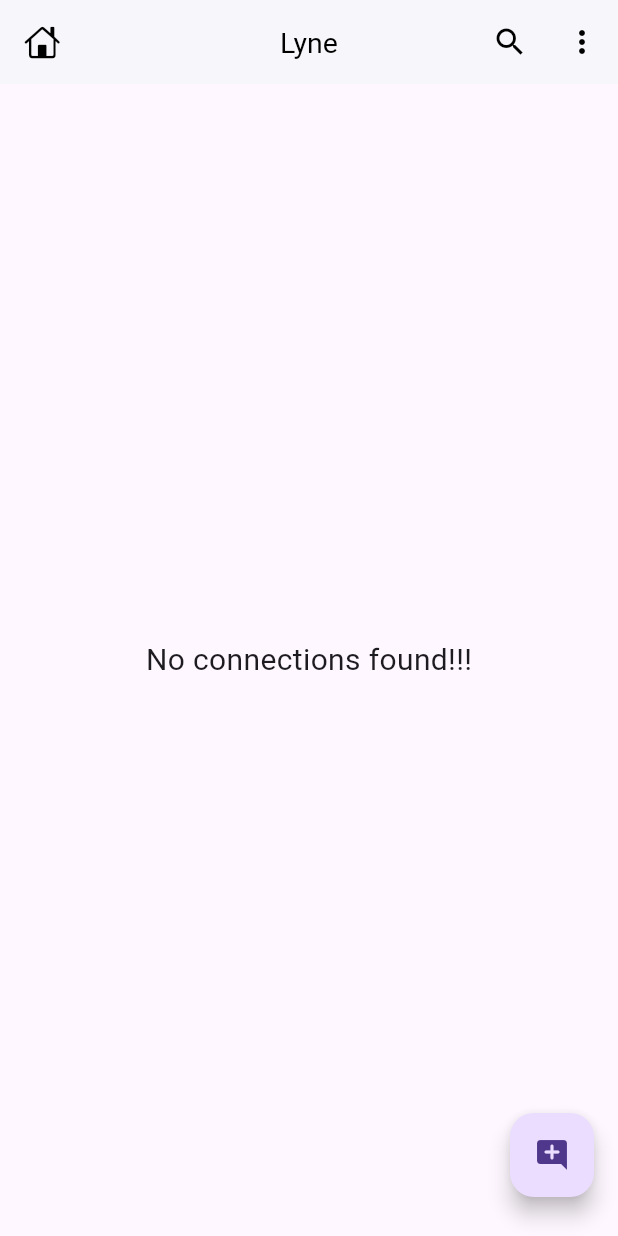
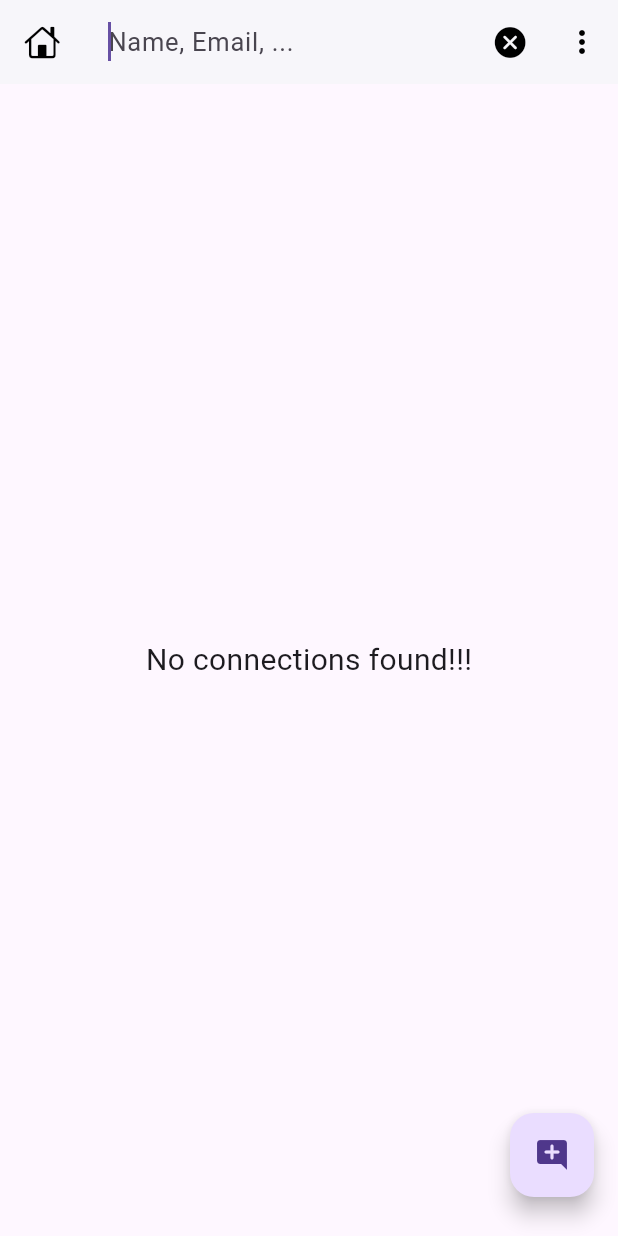
Before and after one commit to Ariwjy/Chat-App-Layn, a Flutter app: the Homescreen screen opened directly, after a tap on the "search" icon, on a phone screen of 412 x 824 dp. Run offline on Flutter 3.47's test engine with Material 3 defaults, Android fonts, the phone set to English and light mode, and no system bars; our stand-ins replace cached_network_image, cloud_firestore, firebase_auth, firebase_core, google_sign_in; accounts and stored records are empty.

Commit message:
menambahkan fitur search contact

```diff
--- a/lib/screen/homeScreen.dart
+++ b/lib/screen/homeScreen.dart
@@ -18,7 +18,9 @@
 }
 
 class _HomeScreenState extends State<Homescreen> {
-  List<ChatUser> list = [];
+  List<ChatUser> _list = [];
+  final List<ChatUser> _searchList = [];
+  bool _isSearching = false;
 
   void initState() {
     super.initState();
@@ -31,10 +33,38 @@
       //app bar
       appBar: AppBar(
         leading: const Icon(CupertinoIcons.home),
-        title: const Text('Lyne'),
+        title: _isSearching ?
+        TextField(
+          decoration: const InputDecoration(
+              border: InputBorder.none, hintText: 'Name, Email, ...'),
+            autofocus: true,
+            style: TextStyle(fontSize: 17, letterSpacing: 0.5),
+            onChanged: (val){
+              _searchList.clear();
+
+              for (var i in _list) {
+                if(i.name.toLowerCase().contains(val.toLowerCase()) ||
+                  i.email.toLowerCase().contains(val.toLowerCase())) {
+                    _searchList.add(i);
+                  }
+                  setState(() {
+                    _searchList;
+                  });
+              }
+            },
+          )
+        : const Text('Lyne'),
         actions: [
           //seacrh button
-          IconButton(onPressed: () {}, icon: const Icon(Icons.search)),
+          IconButton(
+            onPressed: () {
+              setState(() {
+                _isSearching =! _isSearching;
+              });
+            },
+            icon: Icon(_isSearching
+                ? CupertinoIcons.clear_circled_solid
+                : Icons.search)),
 
           //menu button
           IconButton(onPressed: () {
@@ -69,18 +99,19 @@
             case ConnectionState.active:
             case ConnectionState.done:
                 final data = snapshot.data?.docs;
-                list = data?.map((e) => ChatUser.fromJson(e.data())).toList() ?? [];
+                _list = data?.map((e) => ChatUser.fromJson(e.data())).toList() ?? [];
 
 
 
-              if(list.isNotEmpty){
+              if(_list.isNotEmpty){
                 return ListView.builder(
-                  itemCount: list.length,
+                  itemCount: _isSearching ? _searchList.length : _list.length,
                   padding: EdgeInsets.only(top: mq.height * .01),
                   physics: BouncingScrollPhysics(),
                   itemBuilder: (context, index) {
-                    return  ChatUserCard(user: list[index]);
-                    // return Text('Name: ${list[index]}');
+                    return  ChatUserCard(
+                      user:
+                       _isSearching ? _searchList[index] : _list[index]);// return Text('Name: ${list[index]}');
                   });
               }else{
                 return const Center(child: Text ('No connections found!!!', style: TextStyle(fontSize: 20)));
```
